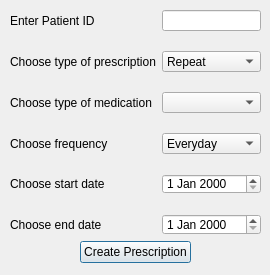
Above: createprescription.ui from dan-yates1/pharmacy-system before the change. Below: the same form after it.
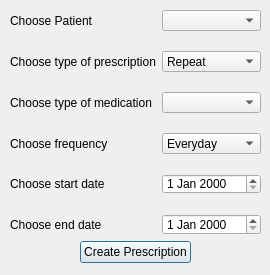
That is the form after the change. Icons and pictures are not drawn.

Commit message: Added patient selection to bloodwork ui

Diff of the .ui file:
```diff
--- a/createprescription.ui
+++ b/createprescription.ui
@@ -34,13 +34,10 @@
          <enum>Qt::LeftToRight</enum>
         </property>
         <property name="text">
-         <string>Enter Patient ID</string>
+         <string>Choose Patient</string>
         </property>
        </widget>
       </item>
-      <item row="0" column="1">
-       <widget class="QLineEdit" name="patientIdEdit"/>
-      </item>
       <item row="1" column="0">
        <widget class="QLabel" name="label_2">
         <property name="text">
@@ -128,6 +125,9 @@
       <item row="5" column="1">
        <widget class="QDateEdit" name="endDateEdit"/>
       </item>
+      <item row="0" column="1">
+       <widget class="QComboBox" name="comboBox"/>
+      </item>
      </layout>
     </item>
     <item alignment="Qt::AlignHCenter">
```
The commit also changes 2 other files.
